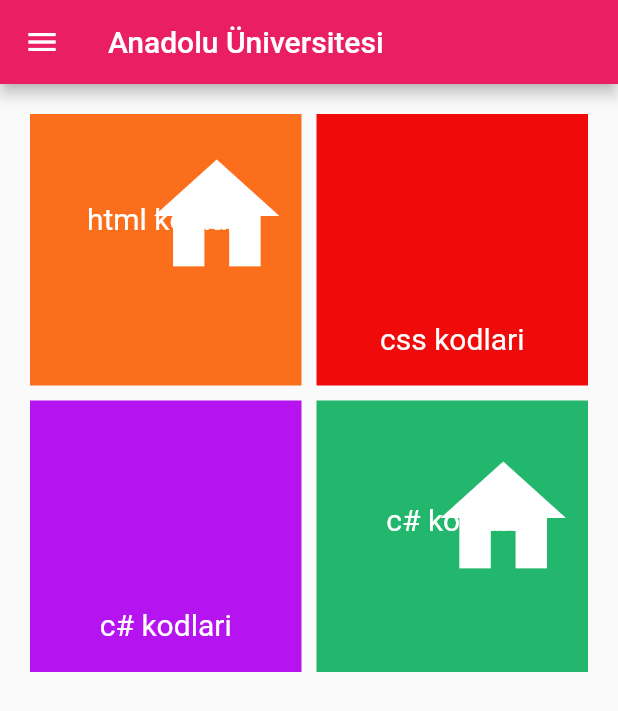
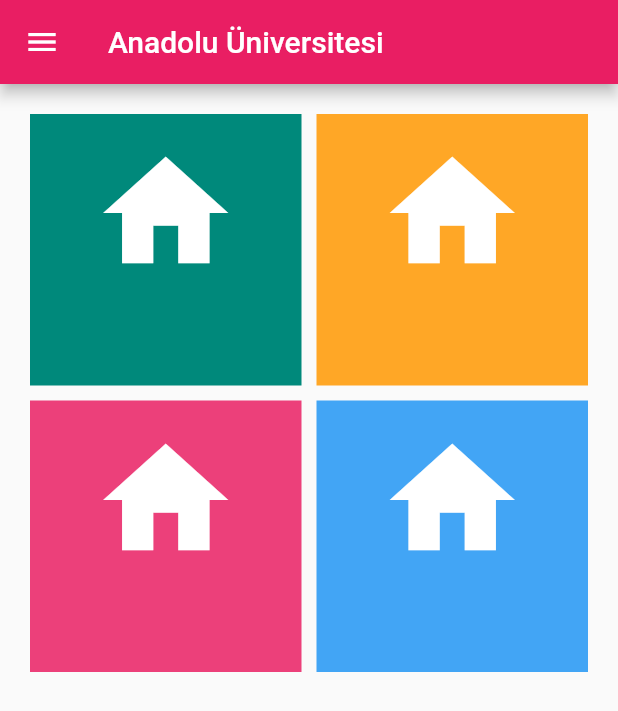
Before and after one commit to safaaa-elhasaaan/FLUTTER, a Flutter app: the screen it shows after launch, on a phone screen of 412 x 824 dp. Shown: the top 711 px of the screen. Run offline on Flutter 3.47's test engine with Material 2 defaults, Android fonts, the phone set to English and light mode, and no system bars.

Commit message:
first commir

```diff
--- a/lib/widgets/Home.dart
+++ b/lib/widgets/Home.dart
@@ -20,70 +20,64 @@ class Home extends StatelessWidget {
           crossAxisCount: 2,
           children: <Widget>[
             Container(
-                  padding: const EdgeInsets.all(10.0),
-                  alignment: Alignment.bottomCenter,
-                  color: Color.fromARGB(255, 250, 110, 28),
-
-                  // ignore: prefer_const_literals_to_create_immutables
-                  child: Center(
-                      child: Column(
-                    children: [
-                      IconButton(
-                          icon: Icon(
+              padding: const EdgeInsets.all(8),
+              color: Colors.teal[600],
+              child: IconButton(
+                icon: const Icon(
                   Icons.home,
                   size: 100,
                   color: Colors.white,
+                  semanticLabel: String.fromEnvironment("html"),
                 ),
-                          onPressed: () =>
-                              Navigator.pushNamed(context, "icon1")),
-                      const Text(
-                        "html kodlari",
-                        style: TextStyle(
+                alignment: Alignment.topCenter,
+                onPressed: () => Navigator.pushNamed(context, "/icon1"),
+              ),
+            ),
+            Container(
+              padding: const EdgeInsets.all(8),
+              color: Colors.orange[400],
+              child: IconButton(
+                icon: const Icon(
+                  Icons.home,
+                  size: 100,
                   color: Colors.white,
-                          fontSize: 20,
+                  semanticLabel: String.fromEnvironment("html"),
+                ),
+                alignment: Alignment.topCenter,
+                onPressed: () => Navigator.pushNamed(context, "/icon2"),
+              ),
+            ),
+            Container(
+              padding: const EdgeInsets.all(8),
+              color: Colors.pink[400],
+              child: IconButton(
+                icon: const Icon(
+                  Icons.home,
+                  size: 100,
+                  color: Colors.white,
+                  semanticLabel: String.fromEnvironment("html"),
+                ),
+                alignment: Alignment.topCenter,
+                onPressed: () => Navigator.pushNamed(context, "/icon3"),
+              ),
+            ),
+            Container(
+              padding: const EdgeInsets.all(8),
+              color: Colors.blue[400],
+              child: IconButton(
+                icon: const Icon(
+                  Icons.home,
+                  size: 100,
+                  color: Colors.white,
+                  semanticLabel: String.fromEnvironment("html"),
+                ),
+                alignment: Alignment.topCenter,
+                onPressed: () => Navigator.pushNamed(context, "/icon4"),
               ),
             ),
           ],
-                  )),
-                ),
-                Container(
-                  padding: const EdgeInsets.all(20),
-                  alignment: Alignment.bottomCenter,
-                  color: Color.fromARGB(255, 241, 10, 10),
-                  child: const Text(
-                    "css kodlari",
-                    style: TextStyle(color: Colors.white, fontSize: 20),
         ),
       ),
-                Container(
-                  padding: const EdgeInsets.all(20),
-                  alignment: Alignment.bottomCenter,
-                  color: Color.fromARGB(255, 182, 19, 241),
-                  child: const Text(
-                    'c# kodlari',
-                    style: TextStyle(color: Colors.white, fontSize: 20),
-                  ),
-                ),
-                Container(
-                    padding: const EdgeInsets.all(20),
-                    color: Color.fromARGB(255, 35, 183, 109),
-                    child: Center(
-                      child: Column(children: [
-                        IconButton(
-                            icon: Icon(
-                              Icons.home,
-                              size: 100,
-                              color: Colors.white,
-                            ),
-                            onPressed: () =>
-                                Navigator.pushNamed(context, "/icon4")),
-                        const Text(
-                          'c# kodlari',
-                          style: TextStyle(color: Colors.white, fontSize: 20),
-                        ),
-                      ]),
-                    ))
-              ]),
-        ));
+    );
   }
 }
--- a/lib/widgets/Home1.dart
+++ b/lib/widgets/Home1.dart
@@ -1,4 +1,4 @@
-import 'package:flutter/material.dart';
+/*import 'package:flutter/material.dart';
 import 'package:programming/widgets/icon1.dart';
 import 'cekmece.dart';
 
@@ -86,4 +86,4 @@ class Home extends StatelessWidget {
               ]),
         ));
   }
-}
+}*/
--- a/lib/widgets/icon1.dart
+++ b/lib/widgets/icon1.dart
@@ -6,6 +6,6 @@ class icon1 extends StatelessWidget {
 
   @override
   Widget build(BuildContext context) {
-    throw UnimplementedError();
+    return Scaffold();
   }
 }
--- a/lib/widgets/icon2.dart
+++ b/lib/widgets/icon2.dart
@@ -6,6 +6,6 @@ class icon2 extends StatelessWidget {
 
   @override
   Widget build(BuildContext context) {
-    throw UnimplementedError();
+    return Scaffold();
   }
 }
--- a/lib/widgets/icon3.dart
+++ b/lib/widgets/icon3.dart
@@ -6,6 +6,6 @@ class icon3 extends StatelessWidget {
 
   @override
   Widget build(BuildContext context) {
-    throw UnimplementedError();
+    return Scaffold();
   }
 }
--- a/lib/widgets/icon4.dart
+++ b/lib/widgets/icon4.dart
@@ -6,6 +6,6 @@ class icon4 extends StatelessWidget {
 
   @override
   Widget build(BuildContext context) {
-    throw UnimplementedError();
+    return Scaffold();
   }
 }
--- /dev/null
+++ b/lib/widgets/packages/flutter/src/widgets/framework.dart
@@ -0,0 +1 @@
+// TODO Implement this library.
```
Lines whose indentation alone changed are shown as unchanged.
